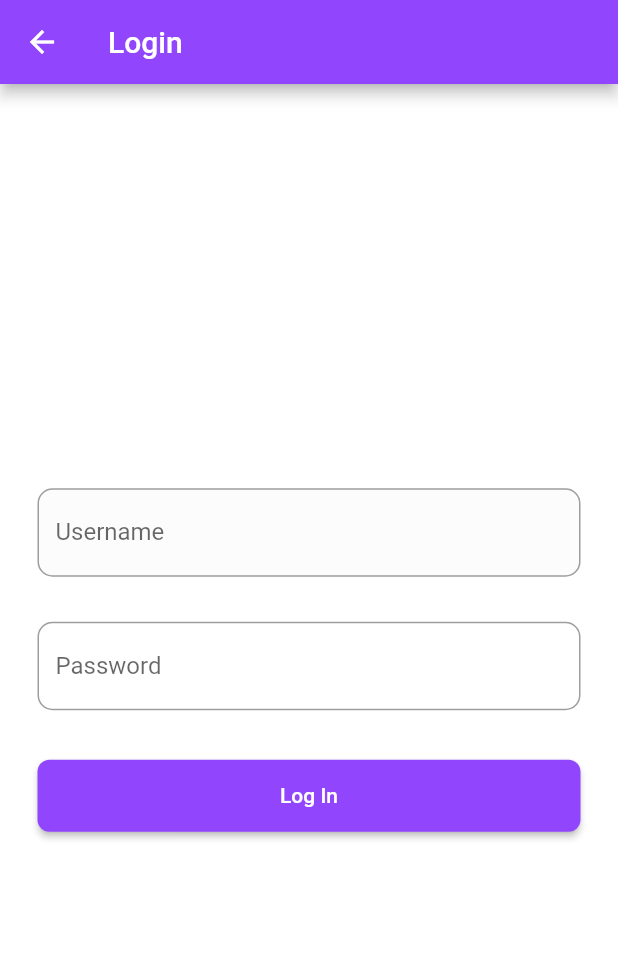
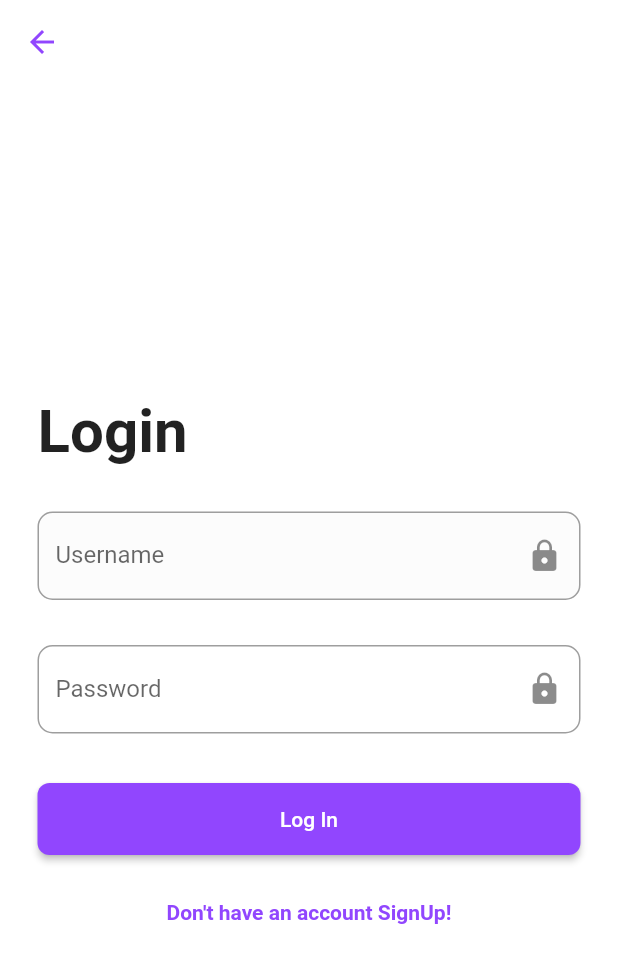
Before and after one commit to vivekjne/flutter-app-one, a Flutter app: the screen it shows after launch, after a tap on "Log In", on a phone screen of 412 x 824 dp. Shown: the top 963 px of the screen. Run offline on Flutter 3.47's test engine with Material 2 defaults, Android fonts, the phone set to English and light mode, and no system bars; network calls fail.

Commit message:
login page style changes

```diff
--- a/lib/screens/login.dart
+++ b/lib/screens/login.dart
@@ -5,7 +5,10 @@ class Login extends StatelessWidget {
   Widget build(BuildContext context) {
     return Scaffold(
       appBar: AppBar(
+        iconTheme: IconThemeData(color: Theme.of(context).primaryColor),
         title: Text('Login'),
+        backgroundColor: Color(0xffffffff),
+        elevation: 0.0,
       ),
       body: LayoutBuilder(
           builder: (BuildContext context, BoxConstraints constraints) {
@@ -16,6 +19,18 @@ class Login extends StatelessWidget {
             mainAxisAlignment: MainAxisAlignment.center,
             crossAxisAlignment: CrossAxisAlignment.start,
             children: <Widget>[
+              Container(
+                width: constraints.maxWidth / 1.8,
+                padding: const EdgeInsets.all(15.0),
+                child: Text(
+                  'Login',
+                  style: TextStyle(
+                    fontWeight: FontWeight.bold,
+                    fontSize: 40,
+                  ),
+                  textAlign: TextAlign.left,
+                ),
+              ),
               Container(
                 child: Padding(
                   padding: const EdgeInsets.all(15.0),
@@ -28,6 +43,7 @@ class Login extends StatelessWidget {
                       hintText: 'John Doe',
                       filled: true,
                       fillColor: Color(0xFcccccc),
+                      suffixIcon: Icon(Icons.lock),
                       enabledBorder: OutlineInputBorder(
                         borderRadius: BorderRadius.all(Radius.circular(10.0)),
                         borderSide: BorderSide(color: Colors.grey),
@@ -52,6 +68,7 @@ class Login extends StatelessWidget {
                       hintText: '*********',
                       filled: true,
                       fillColor: Color(0xFffffff),
+                      suffixIcon: Icon(Icons.lock),
                       enabledBorder: OutlineInputBorder(
                         borderRadius: BorderRadius.all(Radius.circular(10.0)),
                         borderSide: BorderSide(color: Colors.grey),
@@ -81,7 +98,19 @@ class Login extends StatelessWidget {
                     style: TextStyle(color: Colors.white),
                   ),
                 ),
-              )
+              ),
+              Container(
+                width: constraints.maxWidth,
+                padding: const EdgeInsets.all(15.0),
+                child: Text(
+                  "Don't have an account SignUp!",
+                  style: TextStyle(
+                      fontWeight: FontWeight.bold,
+                      fontSize: 14,
+                      color: Theme.of(context).primaryColor),
+                  textAlign: TextAlign.center,
+                ),
+              ),
             ],
           ),
         );
```
